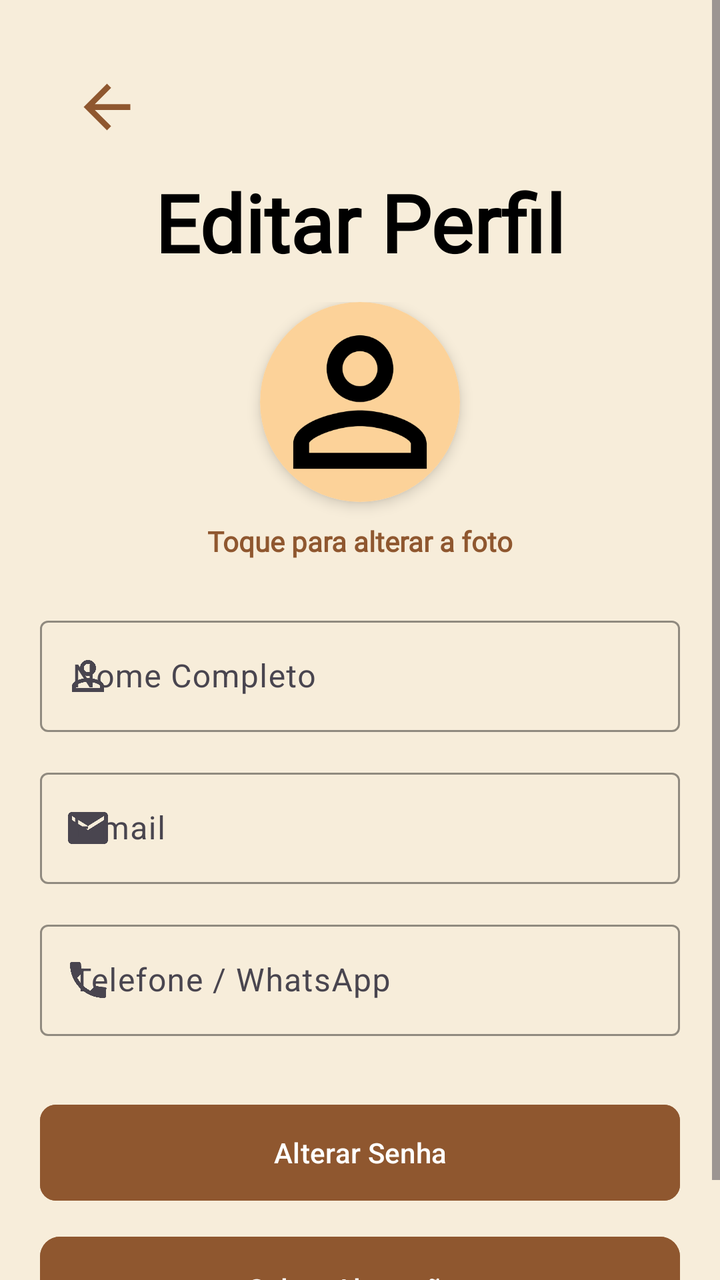
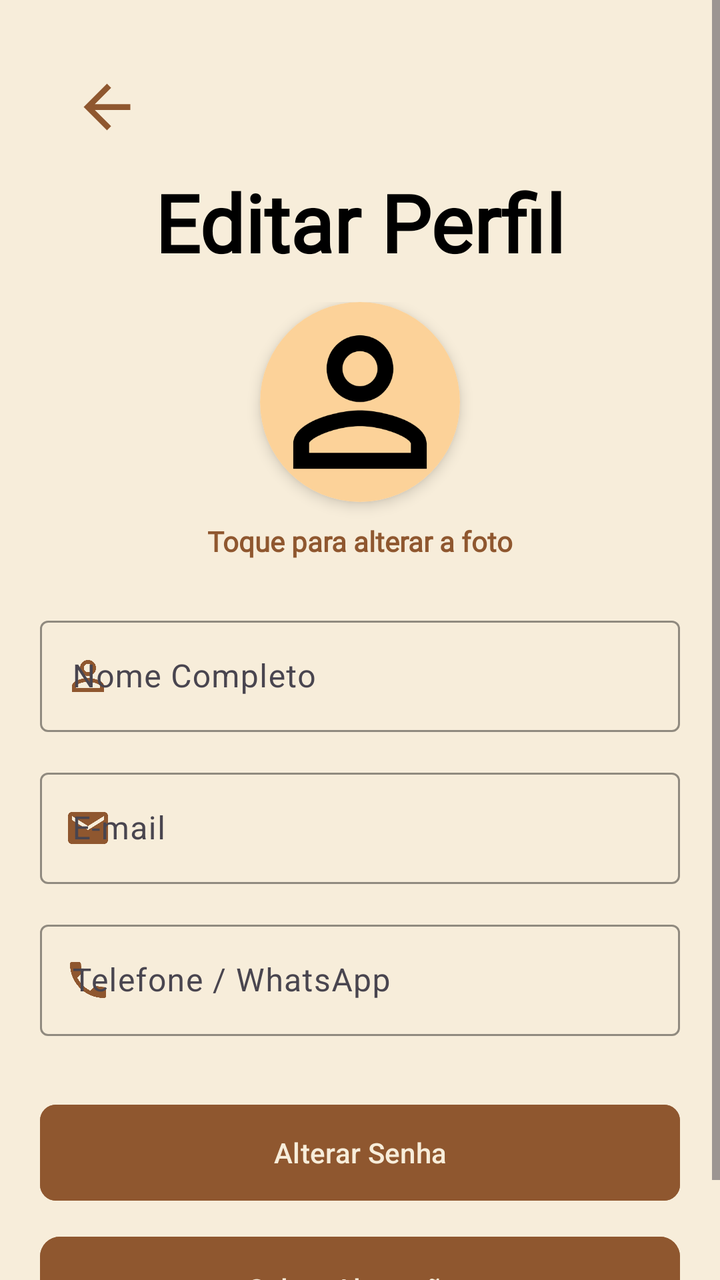

Two renders of the same Android screen: before a commit and after it. Below are the layout's source before the change and the commit's diff.
<!-- AndroidManifest.xml: application theme Theme.VangustApp -->
<!-- res/layout/editar_perfil_layout.xml -->
<?xml version="1.0" encoding="utf-8"?>
<ScrollView xmlns:android="http://schemas.android.com/apk/res/android"
    xmlns:app="http://schemas.android.com/apk/res-auto"
    xmlns:tools="http://schemas.android.com/tools"
    android:id="@+id/main"
    android:layout_width="match_parent"
    android:layout_height="match_parent"
    android:background="#F7EDDA"
    android:fillViewport="true"
    tools:context=".EditarPerfil">

    <LinearLayout
        android:layout_width="match_parent"
        android:layout_height="wrap_content"
        android:orientation="vertical"
        android:padding="20dp">
        
        <ImageView
            android:id="@+id/btnVoltarEditarPerfil"
            android:layout_width="35dp"
            android:layout_height="35dp"
            android:layout_marginStart="16dp"
            android:layout_marginTop="16dp"
            android:src="@drawable/baseline_arrow_back"
            app:tint="#8F572F" />

        
        <LinearLayout
            android:layout_width="match_parent"
            android:layout_height="80dp"
            android:gravity="center"
            android:orientation="vertical">

            <TextView
                android:layout_width="wrap_content"
                android:layout_height="wrap_content"
                android:fontFamily="@font/oswald_regular"
                android:text="Editar Perfil"
                android:textColor="@color/black"
                android:textSize="40sp"
                android:textStyle="bold" />
        </LinearLayout>

        
        <LinearLayout
            android:layout_width="match_parent"
            android:layout_height="wrap_content"
            android:layout_marginBottom="25dp"
            android:gravity="center"
            android:orientation="vertical">

            <androidx.cardview.widget.CardView
                android:id="@+id/FotoPerfil"
                android:layout_width="100dp"
                android:layout_height="100dp"
                android:layout_marginBottom="10dp"
                app:cardCornerRadius="50dp"
                app:cardElevation="4dp">

                <ImageView
                    android:id="@+id/imgEditarPerfil"
                    android:layout_width="match_parent"
                    android:layout_height="match_parent"
                    android:background="#FCD299"
                    android:scaleType="centerCrop"
                    android:src="@drawable/baseline_person_outline" />
            </androidx.cardview.widget.CardView>

            <TextView
                android:id="@+id/tvAlterarFoto"
                android:layout_width="wrap_content"
                android:layout_height="wrap_content"
                android:fontFamily="@font/roboto_condensed_light"
                android:text="Toque para alterar a foto"
                android:textColor="#8F572F"
                android:textStyle="bold" />
        </LinearLayout>

        
        
        <com.google.android.material.textfield.TextInputLayout
            android:layout_width="match_parent"
            android:layout_height="wrap_content"
            android:layout_marginBottom="15dp"
            android:hint="Nome Completo"
            app:boxStrokeColor="#8F572F"
            app:cursorColor="#8F572F"
            app:endIconMode="clear_text"
            app:hintTextColor="#8F572F"
            app:startIconDrawable="@drawable/baseline_person_outline">

            <com.google.android.material.textfield.TextInputEditText
                android:id="@+id/txEditarNome"
                android:layout_width="match_parent"
                android:layout_height="wrap_content"
                android:inputType="textPersonName"
                android:maxLength="50" />
        </com.google.android.material.textfield.TextInputLayout>

        
        <com.google.android.material.textfield.TextInputLayout
            android:layout_width="match_parent"
            android:layout_height="wrap_content"
            android:layout_marginBottom="15dp"
            android:hint="E-mail"
            app:startIconDrawable="@drawable/baseline_email"
            app:boxStrokeColor="#8F572F"
            app:cursorColor="#8F572F"
            app:endIconMode="clear_text"
            app:hintTextColor="#8F572F">

            
            <com.google.android.material.textfield.TextInputEditText
                android:id="@+id/txEditarEmail"
                android:layout_width="match_parent"
                android:layout_height="wrap_content"
                android:inputType="textEmailAddress"
                android:maxLength="50" />
        </com.google.android.material.textfield.TextInputLayout>

        
        <com.google.android.material.textfield.TextInputLayout
            android:layout_width="match_parent"
            android:layout_height="wrap_content"
            android:layout_marginBottom="25dp"
            android:hint="Telefone / WhatsApp"
            app:startIconDrawable="@drawable/baseline_phone"
            app:boxStrokeColor="#8F572F"
            app:cursorColor="#8F572F"
            app:endIconMode="clear_text"
            app:hintTextColor="#8F572F">

            
            <com.google.android.material.textfield.TextInputEditText
                android:id="@+id/txEditarTelefone"
                android:layout_width="match_parent"
                android:layout_height="wrap_content"
                android:inputType="phone"
                android:maxLength="15" />
        </com.google.android.material.textfield.TextInputLayout>

        
        <View
            android:layout_width="match_parent"
            android:layout_height="0dp"
            android:layout_weight="1" />

        
        <com.google.android.material.button.MaterialButton
            android:id="@+id/btnIrParaAlterarSenha"
            android:layout_width="match_parent"
            android:layout_height="56dp"
            android:layout_marginTop="16px"
            android:text="Alterar Senha"
            android:backgroundTint="#8F572F"
            app:strokeColor="#332011"
            app:cornerRadius="8dp" />

        
        <com.google.android.material.button.MaterialButton
            android:id="@+id/btnSalvarPerfil"
            android:layout_width="match_parent"
            android:layout_height="60dp"
            android:layout_marginTop="10dp"
            android:backgroundTint="#8F572F"
            android:text="Salvar Alterações"
            app:cornerRadius="10dp" />

    </LinearLayout>
</ScrollView>
<!-- resources referenced by this layout -->
<resources>
  <color name="black">#FF000000</color>
  <!-- drawable baseline_arrow_back (drawable) -->
  <vector xmlns:android="http://schemas.android.com/apk/res/android" android:autoMirrored="true" android:height="24dp" android:tint="#000000" android:viewportHeight="24" android:viewportWidth="24" android:width="24dp">
        
      <path android:fillColor="@android:color/white" android:pathData="M20,11H7.83l5.59,-5.59L12,4l-8,8 8,8 1.41,-1.41L7.83,13H20v-2z"/>
      
  </vector>
  <!-- drawable baseline_email (drawable) -->
  <vector xmlns:android="http://schemas.android.com/apk/res/android" android:height="24dp" android:tint="#000000" android:viewportHeight="24" android:viewportWidth="24" android:width="24dp">
        
      <path android:fillColor="@android:color/white" android:pathData="M20,4L4,4c-1.1,0 -1.99,0.9 -1.99,2L2,18c0,1.1 0.9,2 2,2h16c1.1,0 2,-0.9 2,-2L22,6c0,-1.1 -0.9,-2 -2,-2zM20,8l-8,5 -8,-5L4,6l8,5 8,-5v2z"/>
      
  </vector>
  <!-- drawable baseline_person_outline (drawable) -->
  <vector xmlns:android="http://schemas.android.com/apk/res/android" android:height="24dp" android:tint="#000000" android:viewportHeight="24" android:viewportWidth="24" android:width="24dp">
        
      <path android:fillColor="@android:color/white" android:pathData="M12,5.9c1.16,0 2.1,0.94 2.1,2.1s-0.94,2.1 -2.1,2.1S9.9,9.16 9.9,8s0.94,-2.1 2.1,-2.1m0,9c2.97,0 6.1,1.46 6.1,2.1v1.1L5.9,18.1L5.9,17c0,-0.64 3.13,-2.1 6.1,-2.1M12,4C9.79,4 8,5.79 8,8s1.79,4 4,4 4,-1.79 4,-4 -1.79,-4 -4,-4zM12,13c-2.67,0 -8,1.34 -8,4v3h16v-3c0,-2.66 -5.33,-4 -8,-4z"/>
      
  </vector>
  <!-- drawable baseline_phone (drawable) -->
  <vector xmlns:android="http://schemas.android.com/apk/res/android" android:height="24dp" android:tint="#000000" android:viewportHeight="24" android:viewportWidth="24" android:width="24dp">
        
      <path android:fillColor="@android:color/white" android:pathData="M6.62,10.79c1.44,2.83 3.76,5.14 6.59,6.59l2.2,-2.2c0.27,-0.27 0.67,-0.36 1.02,-0.24 1.12,0.37 2.33,0.57 3.57,0.57 0.55,0 1,0.45 1,1V20c0,0.55 -0.45,1 -1,1 -9.39,0 -17,-7.61 -17,-17 0,-0.55 0.45,-1 1,-1h3.5c0.55,0 1,0.45 1,1 0,1.25 0.2,2.45 0.57,3.57 0.11,0.35 0.03,0.74 -0.25,1.02l-2.2,2.2z"/>
      
  </vector>
  <style name="Theme.VangustApp" parent="Base.Theme.VangustApp" />
  <style name="Base.Theme.VangustApp" parent="Theme.Material3.DayNight.NoActionBar">
          
          
      </style>
</resources>

<!-- the commit's change to res/layout/editar_perfil_layout.xml (unified diff, before → after) -->
@@ -86,15 +86,18 @@
             app:boxStrokeColor="#8F572F"
             app:cursorColor="#8F572F"
             app:endIconMode="clear_text"
+            app:endIconTint="#8F572F"
             app:hintTextColor="#8F572F"
-            app:startIconDrawable="@drawable/baseline_person_outline">
+            app:startIconDrawable="@drawable/baseline_person_outline"
+            app:startIconTint="#8F572F">
 
             <com.google.android.material.textfield.TextInputEditText
                 android:id="@+id/txEditarNome"
                 android:layout_width="match_parent"
                 android:layout_height="wrap_content"
                 android:inputType="textPersonName"
-                android:maxLength="50" />
+                android:maxLength="50"
+                android:textColor="@color/black" />
         </com.google.android.material.textfield.TextInputLayout>
 
         
@@ -104,18 +107,20 @@
             android:layout_marginBottom="15dp"
             android:hint="E-mail"
             app:startIconDrawable="@drawable/baseline_email"
+            app:startIconTint="#8F572F"
             app:boxStrokeColor="#8F572F"
             app:cursorColor="#8F572F"
             app:endIconMode="clear_text"
+            app:endIconTint="#8F572F"
             app:hintTextColor="#8F572F">
 
-            
             <com.google.android.material.textfield.TextInputEditText
                 android:id="@+id/txEditarEmail"
                 android:layout_width="match_parent"
                 android:layout_height="wrap_content"
                 android:inputType="textEmailAddress"
-                android:maxLength="50" />
+                android:maxLength="50"
+                android:textColor="@color/black" />
         </com.google.android.material.textfield.TextInputLayout>
 
         
@@ -125,18 +130,20 @@
             android:layout_marginBottom="25dp"
             android:hint="Telefone / WhatsApp"
             app:startIconDrawable="@drawable/baseline_phone"
+            app:startIconTint="#8F572F"
             app:boxStrokeColor="#8F572F"
             app:cursorColor="#8F572F"
             app:endIconMode="clear_text"
+            app:endIconTint="#8F572F"
             app:hintTextColor="#8F572F">
 
-            
             <com.google.android.material.textfield.TextInputEditText
                 android:id="@+id/txEditarTelefone"
                 android:layout_width="match_parent"
                 android:layout_height="wrap_content"
                 android:inputType="phone"
-                android:maxLength="15" />
+                android:maxLength="15"
+                android:textColor="@color/black" />
         </com.google.android.material.textfield.TextInputLayout>
 
         
@@ -152,6 +159,7 @@
             android:layout_height="56dp"
             android:layout_marginTop="16px"
             android:text="Alterar Senha"
+            android:textColor="#F7EDDA"
             android:backgroundTint="#8F572F"
             app:strokeColor="#332011"
             app:cornerRadius="8dp" />
@@ -163,6 +171,7 @@
             android:layout_height="60dp"
             android:layout_marginTop="10dp"
             android:backgroundTint="#8F572F"
+            android:textColor="#F7EDDA"
             android:text="Salvar Alterações"
             app:cornerRadius="10dp" />
 
